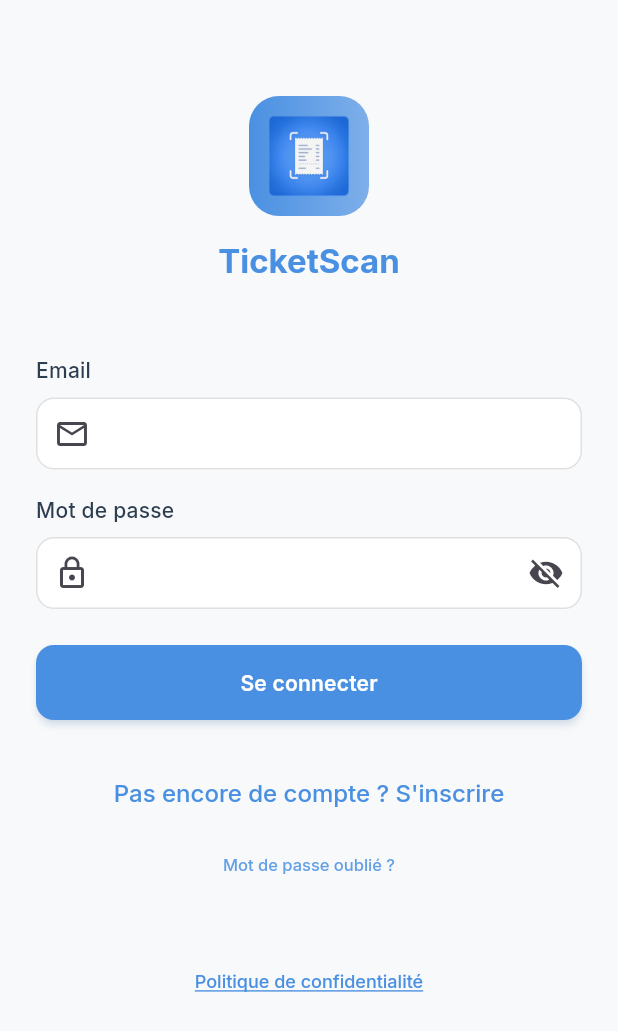
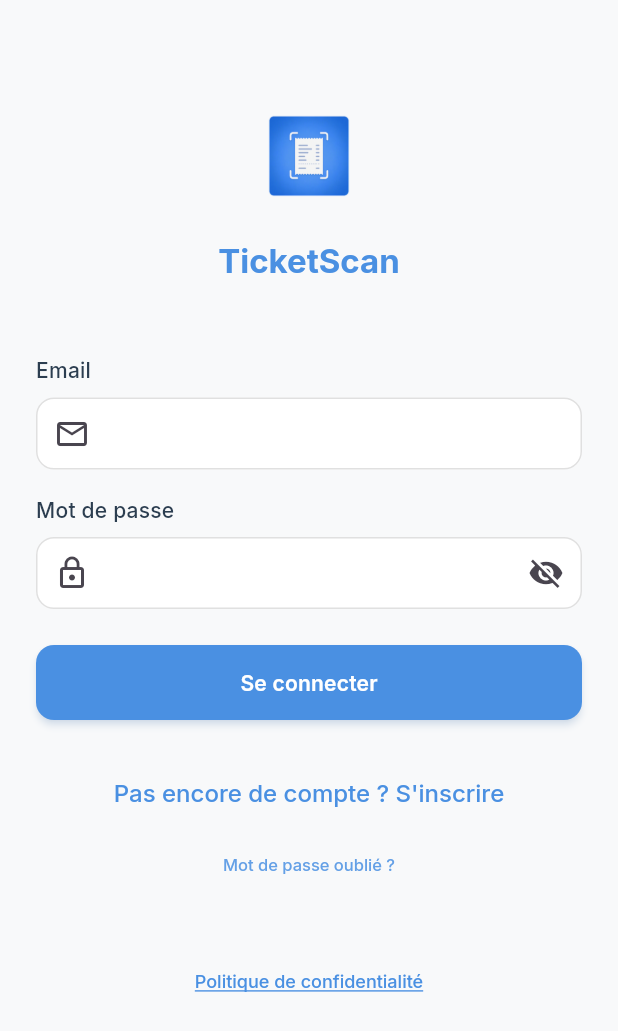
Before and after one commit to lahcendws/ticketScan, a Flutter app: the screen it shows after launch, on a phone screen of 412 x 824 dp. Shown: the top 1031 px of the screen. Run offline on Flutter 3.47's test engine with Material 3 defaults, Android fonts, the phone set to English and light mode, and no system bars; our stand-ins replace camera, flutter_dotenv, flutter_local_notifications, flutter_timezone, google_fonts, hive and 11 more; missing offline and left inert: gotrue; accounts and stored records are empty.

Commit message:
Fix login page logo: remove frame/background around logo to make it homogeneous

```diff
--- a/lib/presentation/pages/auth_page.dart
+++ b/lib/presentation/pages/auth_page.dart
@@ -359,24 +359,10 @@ class _AuthPageState extends State<AuthPage> with TickerProviderStateMixin {
                       Center(
                         child: Column(
                           children: [
-                            Container(
+                            Image.asset(
+                              'assets/icons/app_icon.png',
                               width: 80,
                               height: 80,
-                              decoration: BoxDecoration(
-                                gradient: LinearGradient(
-                                  colors: [
-                                    Theme.of(context).primaryColor,
-                                    Theme.of(
-                                      context,
-                                    ).primaryColor.withOpacity(0.7),
-                                  ],
-                                ),
-                                borderRadius: BorderRadius.circular(20),
-                              ),
-                              child: Image.asset(
-                                'assets/icons/app_icon.png',
-                                fit: BoxFit.contain,
-                              ),
                             ),
                             const SizedBox(height: 16),
                             Text(
```
